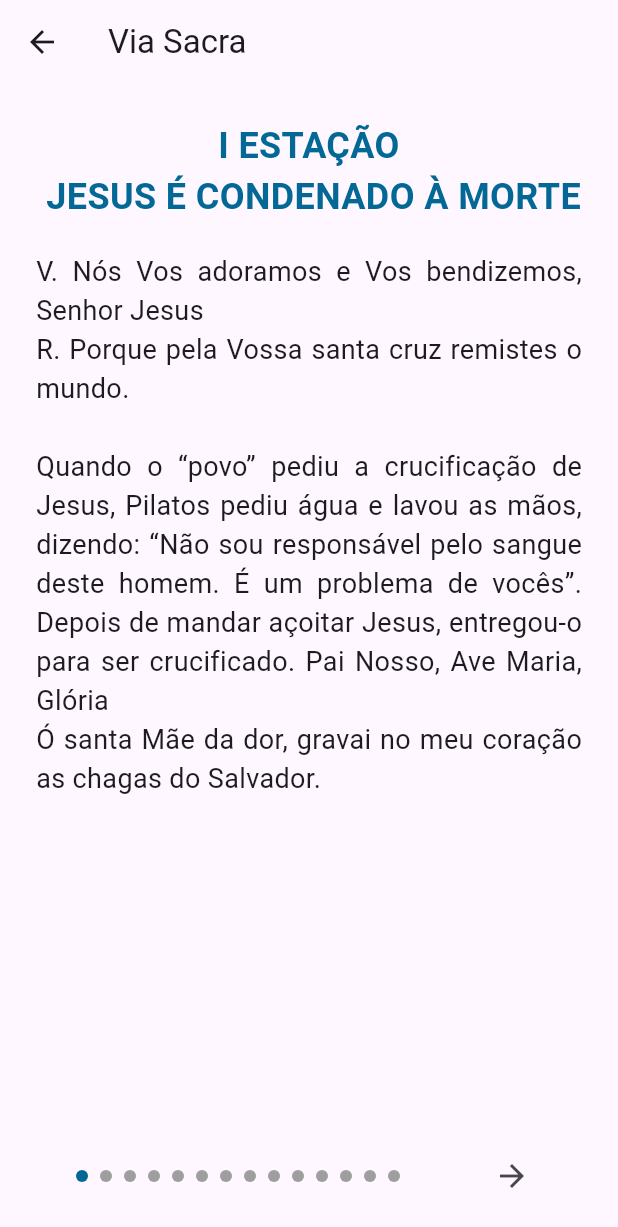
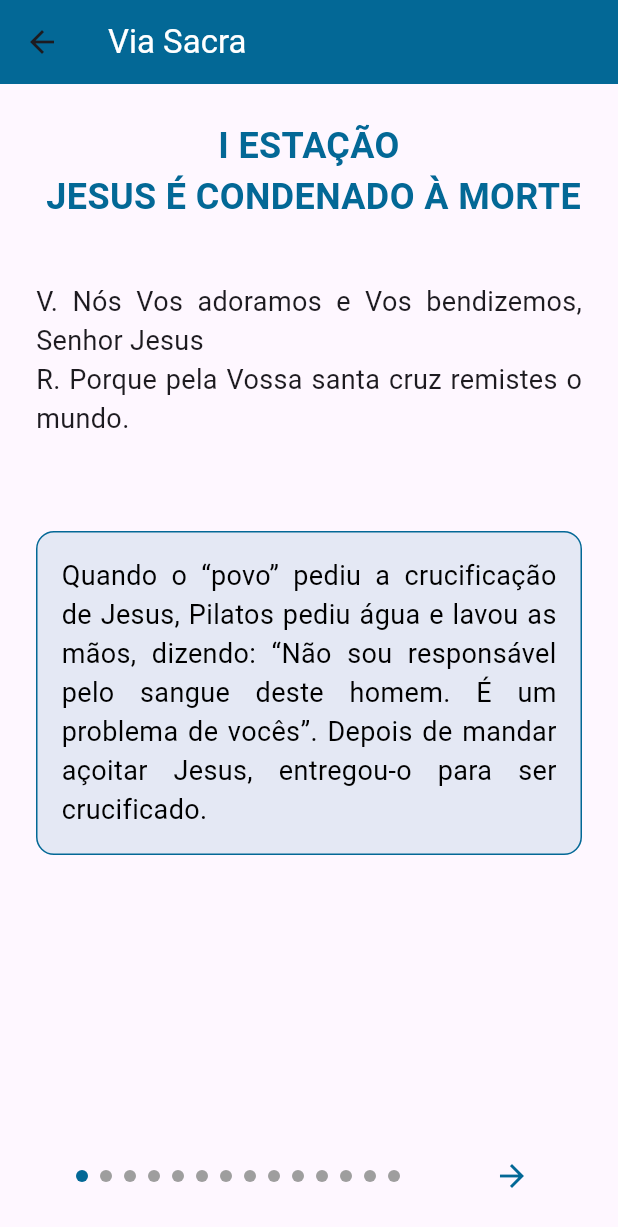
Before and after one commit to RenataPortoGransoti/AppPNSG, a Flutter app: the ViaSacra screen opened directly, on a phone screen of 412 x 824 dp. Shown: the top 1227 px of the screen. Run offline on Flutter 3.47's test engine with Material 3 defaults, Android fonts, the phone set to English and light mode, and no system bars; our stand-ins replace carousel_slider, cloud_firestore, connectivity_plus, firebase_auth, firebase_core, flutter_masked_text2 and 4 more; missing offline and left inert: mailer; accounts and stored records are empty; network calls fail.

Commit message:
código refatorado e container azul adicionado

```diff
--- a/app_pnsg/lib/screens/inicio/tela_via_sacra.dart
+++ b/app_pnsg/lib/screens/inicio/tela_via_sacra.dart
@@ -10,6 +10,9 @@ class ViaSacra extends StatefulWidget {
 class ViaSacraState extends State<ViaSacra> {
   final PageController _pageController = PageController();
   int _currentPage = 0;
+
+  final String oracaoRepetida = 'V. Nós Vos adoramos e Vos bendizemos, Senhor Jesus\n'
+      'R. Porque pela Vossa santa cruz remistes o mundo.\n\n';
 
   final List<String> titulos = [
     'I ESTAÇÃO \n JESUS É CONDENADO À MORTE',
@@ -29,90 +32,20 @@ class ViaSacraState extends State<ViaSacra> {
   ];
 
   final List<String> textos = [
-    // Textos de cada estação da Via Sacra
-    'V. Nós Vos adoramos e Vos bendizemos, Senhor Jesus\n'
-        'R. Porque pela Vossa santa cruz remistes o mundo.\n\n'
-        'Quando o “povo” pediu a crucificação de Jesus, Pilatos pediu água e lavou as mãos, dizendo: “Não sou responsável pelo sangue deste homem. É um problema de vocês”. Depois de mandar açoitar Jesus, entregou-o para ser crucificado. '
-        'Pai Nosso, Ave Maria, Glória\n'
-        'Ó santa Mãe da dor, gravai no meu coração as chagas do Salvador.',
-
-    'V. Nós Vos adoramos e Vos bendizemos, Senhor Jesus\n'
-        'R. Porque pela Vossa santa cruz remistes o mundo.\n\n'
-        'Jesus recebe sobre seus ombros a cruz e se dirige ao monte Calvário ou Gólgota, onde será crucificado. A cruz era um antigo instrumento de suplício, usado para executar os condenados à morte.\n'
-        'Pai Nosso, Ave Maria, Glória\n'
-        'Ó santa Mãe da dor, gravai no meu coração as chagas do Salvador.',
-
-    'V. Nós Vos adoramos e Vos bendizemos, Senhor Jesus\n'
-        'R. Porque pela Vossa santa cruz remistes o mundo.\n\n'
-        'Jesus caminha cansado e abatido sob o peso da cruz. Seu corpo está coberto de sangue, suas forças esmorecem, e ele cai. Com chicotes,os soldados o forçam a se levantar e continuar o caminho para o Calvário.\n'
-        'Pai Nosso, Ave Maria, Glória\n'
-        'Ó santa Mãe da dor, gravai no meu coração as chagas do Salvador.',
-
-    'V. Nós Vos adoramos e Vos bendizemos, Senhor Jesus\n'
-        'R. Porque pela Vossa santa cruz remistes o mundo.\n\n'
-        'Mãe e filho se encontram e se abraçam em meio à dor. Eles tudo partilham, até a cruz, até o fim. Sem palavras, a dor leva-nos a compartilhar este momento sofrido, expresso em seus rostos.\n'
-        'Pai Nosso, Ave Maria, Glória\n'
-        'Ó santa Mãe da dor, gravai no meu coração as chagas do Salvador.',
-
-    'V. Nós Vos adoramos e Vos bendizemos, Senhor Jesus\n'
-        'R. Porque pela Vossa santa cruz remistes o mundo.\n\n'
-        'Enquanto levavam Jesus para ser crucificado, Simão de Cirene, que voltava do campo, foi obrigado a carregar a cruz para que Jesus não desfalecesse pelo caminho, pois tinha de permanecer vivo até a crucificação.\n'
-        'Pai Nosso, Ave Maria, Glória\n'
-        'Ó santa Mãe da dor, gravai no meu coração as chagas do Salvador.',
-
-    'V. Nós Vos adoramos e Vos bendizemos, Senhor Jesus\n'
-        'R. Porque pela Vossa santa cruz remistes o mundo.\n\n'
-        'Uma mulher que assistia à passagem de Jesus se comove ao ver a cena e decide limpar a face do condenado tingida de sangue. No pano usado por Verônica ficou gravado o rosto de Jesus.\n'
-        'Pai Nosso, Ave Maria, Glória\n'
-        'Ó santa Mãe da dor, gravai no meu coração as chagas do Salvador.',
-
-    'V. Nós Vos adoramos e Vos bendizemos, Senhor Jesus\n'
-        'R. Porque pela Vossa santa cruz remistes o mundo.\n\n'
-        'Jesus sabia do fim que o esperava. Seu espírito estava preparado, mas seu corpo estava esgotado e abatido. Por isso, caminhava com dificuldade e pela segunda vez cai sob a cruz.\n'
-        'Pai Nosso, Ave Maria, Glória\n'
-        'Ó santa Mãe da dor, gravai no meu coração as chagas do Salvador.',
-
-    'V. Nós Vos adoramos e Vos bendizemos, Senhor Jesus\n'
-        'R. Porque pela Vossa santa cruz remistes o mundo.\n\n'
-        'Já estavam próximos do monte Calvário. Jesus, abatido pela dor e vendo suas forças esgotadas, ainda tem ânimo para consolar as mulheres que, chorando, lamentavam o sofrimento dele.\n'
-        'Pai Nosso, Ave Maria, Glória\n'
-        'Ó santa Mãe da dor, gravai no meu coração as chagas do Salvador.',
-
-    'V. Nós Vos adoramos e Vos bendizemos, Senhor Jesus\n'
-        'R. Porque pela Vossa santa cruz remistes o mundo.\n\n'
-        'Jesus já não suporta o cansaço e a dor, por isso cai pela terceira vez sob o peso da cruz. Quiseram dar-lhe vinho misturado com fel para aliviar a dor, mas ele não quis beber.\n'
-        'Pai Nosso, Ave Maria, Glória\n'
-        'Ó santa Mãe da dor, gravai no meu coração as chagas do Salvador.',
-
-    'V. Nós Vos adoramos e Vos bendizemos, Senhor Jesus\n'
-        'R. Porque pela Vossa santa cruz remistes o mundo.\n\n'
-        'Os soldados tomaram as roupas de Jesus e fizeram um sorteio, para ver a parte que cabia a cada um. Assim se cumpre a profecia: “Repartiram entre si minhas vestes e lançaram sorte sobre a minha túnica”.\n'
-        'Pai Nosso, Ave Maria, Glória\n'
-        'Ó santa Mãe da dor, gravai no meu coração as chagas do Salvador.',
-
-    'V. Nós Vos adoramos e Vos bendizemos, Senhor Jesus\n'
-        'R. Porque pela Vossa santa cruz remistes o mundo.\n\n'
-        'Jesus é crucificado. São cravados pregos de ferro que lhe rasgam a carne, dilacerando mãos e pés. A cruz é erguida, Jesus fica suspenso entre o céu e a terra. Agora é o fim, ele está definitivamente condenado.\n'
-        'Pai Nosso, Ave Maria, Glória\n'
-        'Ó santa Mãe da dor, gravai no meu coração as chagas do Salvador.',
-
-    'V. Nós Vos adoramos e Vos bendizemos, Senhor Jesus\n'
-        'R. Porque pela Vossa santa cruz remistes o mundo.\n\n'
-        'Jesus morre na cruz. Ele está entregando a alma, consumando a obra da redenção. Tudo está cumprido, o véu do templo se rasga, a terra treme e os corações se comovem. É o grito de dor de um Deus que se faz homem, que morre por amor.\n'
-        'Pai Nosso, Ave Maria, Glória\n'
-        'Ó santa Mãe da dor, gravai no meu coração as chagas do Salvador.',
-
-    'V. Nós Vos adoramos e Vos bendizemos, Senhor Jesus\n'
-        'R. Porque pela Vossa santa cruz remistes o mundo.\n\n'
-        'Jesus é descido da cruz. Seu corpo é levado nos braços de Maria, que o recebe da mesma forma que o entregou, com amor e ternura. É o fim de uma vida, é o fim de uma história. Jesus se entrega ao Pai.\n'
-        'Pai Nosso, Ave Maria, Glória\n'
-        'Ó santa Mãe da dor, gravai no meu coração as chagas do Salvador.',
-
-    'V. Nós Vos adoramos e Vos bendizemos, Senhor Jesus\n'
-        'R. Porque pela Vossa santa cruz remistes o mundo.\n\n'
-        'Jesus é colocado no sepulcro. É o repouso de um corpo dilacerado pela dor. Agora ele está morto, é o fim de uma história, mas o início de uma nova vida. Jesus ressuscitou, ele está vivo no meio de nós.\n'
-        'Pai Nosso, Ave Maria, Glória\n'
-        'Ó santa Mãe da dor, gravai no meu coração as chagas do Salvador.',
+    'Quando o “povo” pediu a crucificação de Jesus, Pilatos pediu água e lavou as mãos, dizendo: “Não sou responsável pelo sangue deste homem. É um problema de vocês”. Depois de mandar açoitar Jesus, entregou-o para ser crucificado.',
+    'Jesus recebe sobre seus ombros a cruz e se dirige ao monte Calvário ou Gólgota, onde será crucificado. A cruz era um antigo instrumento de suplício, usado para executar os condenados à morte.',
+    'Jesus caminha cansado e abatido sob o peso da cruz. Seu corpo está coberto de sangue, suas forças esmorecem, e ele cai. Com chicotes, os soldados o forçam a se levantar e continuar o caminho para o Calvário.',
+    'Mãe e filho se encontram e se abraçam em meio à dor. Eles tudo partilham, até a cruz, até o fim. Sem palavras, a dor leva-nos a compartilhar este momento sofrido, expresso em seus rostos.',
+    'Enquanto levavam Jesus para ser crucificado, Simão de Cirene, que voltava do campo, foi obrigado a carregar a cruz para que Jesus não desfalecesse pelo caminho, pois tinha de permanecer vivo até a crucificação.',
+    'Uma mulher que assistia à passagem de Jesus se comove ao ver a cena e decide limpar a face do condenado tingida de sangue. No pano usado por Verônica ficou gravado o rosto de Jesus.',
+    'Jesus sabia do fim que o esperava. Seu espírito estava preparado, mas seu corpo estava esgotado e abatido. Por isso, caminhava com dificuldade e pela segunda vez cai sob a cruz.',
+    'Já estavam próximos do monte Calvário. Jesus, abatido pela dor e vendo suas forças esgotadas, ainda tem ânimo para consolar as mulheres que, chorando, lamentavam o sofrimento dele.',
+    'Jesus já não suporta o cansaço e a dor, por isso cai pela terceira vez sob o peso da cruz. Quiseram dar-lhe vinho misturado com fel para aliviar a dor, mas ele não quis beber.',
+    'Os soldados tomaram as roupas de Jesus e fizeram um sorteio, para ver a parte que cabia a cada um. Assim se cumpre a profecia: “Repartiram entre si minhas vestes e lançaram sorte sobre a minha túnica”.',
+    'Jesus é crucificado. São cravados pregos de ferro que lhe rasgam a carne, dilacerando mãos e pés. A cruz é erguida, Jesus fica suspenso entre o céu e a terra. Agora é o fim, ele está definitivamente condenado.',
+    'Jesus morre na cruz. Ele está entregando a alma, consumando a obra da redenção. Tudo está cumprido, o véu do templo se rasga, a terra treme e os corações se comovem. É o grito de dor de um Deus que se faz homem, que morre por amor.',
+    'Jesus é descido da cruz. Seu corpo é levado nos braços de Maria, que o recebe da mesma forma que o entregou, com amor e ternura. É o fim de uma vida, é o fim de uma história. Jesus se entrega ao Pai.',
+    'Jesus é depositado no sepulcro. A vida venceu a morte, Jesus desceu à mansão dos mortos e ressuscitou. O caminho da cruz nos ensina que a nossa vida, mesmo com sofrimento, tem uma direção: a ressurreição.',
   ];
 
   @override
@@ -125,7 +58,8 @@ class ViaSacraState extends State<ViaSacra> {
   Widget build(BuildContext context) {
     return Scaffold(
       appBar: AppBar(
-        title: const Text('Via Sacra'),
+        title: const Text('Via Sacra', style: TextStyle(color: Colors.white),),
+        backgroundColor: const Color(0xFF036896),
       ),
       body: Column(
         crossAxisAlignment: CrossAxisAlignment.stretch,
@@ -149,12 +83,27 @@ class ViaSacraState extends State<ViaSacra> {
                           color: Color(0xFF036896),
                         ),
                       ),
-                      const SizedBox(height: 20),
+                      const SizedBox(height: 40),
                       Text(
-                        textos[index],
+                        oracaoRepetida,
+                        style: const TextStyle(fontSize: 18),
                         textAlign: TextAlign.justify,
-                        style: const TextStyle(
-                          fontSize: 18,
+                      ),
+                      const SizedBox(height: 10),
+                      Container(
+                        padding: const EdgeInsets.all(16.0),
+                        decoration: BoxDecoration(
+                          color: const Color(0xFF036896).withOpacity(0.1),
+                          borderRadius: BorderRadius.circular(12.0),
+                          border: Border.all(color: const Color(0xFF036896)),
+                        ),
+                        child: Text(
+                          textos[index],
+                          textAlign: TextAlign.justify,
+                          style: const TextStyle(
+                            fontSize: 18,
+                            color: Colors.black,
+                          ),
                         ),
                       ),
                     ],
@@ -175,7 +124,7 @@ class ViaSacraState extends State<ViaSacra> {
               children: <Widget>[
                 if (_currentPage > 0)
                   IconButton(
-                    icon: const Icon(Icons.arrow_back),
+                    icon: const Icon(Icons.arrow_back, color: Color(0xFF036896)),
                     onPressed: () {
                       _pageController.previousPage(
                         duration: const Duration(milliseconds: 500),
@@ -186,7 +135,7 @@ class ViaSacraState extends State<ViaSacra> {
                 _buildPageIndicator(),
                 if (_currentPage < titulos.length - 1)
                   IconButton(
-                    icon: const Icon(Icons.arrow_forward),
+                    icon: const Icon(Icons.arrow_forward, color: Color(0xFF036896)),
                     onPressed: () {
                       _pageController.nextPage(
                         duration: const Duration(milliseconds: 500),
@@ -219,7 +168,3 @@ class ViaSacraState extends State<ViaSacra> {
     );
   }
 }
-
-void main() => runApp(const MaterialApp(
-  home: ViaSacra(),
-));
```
